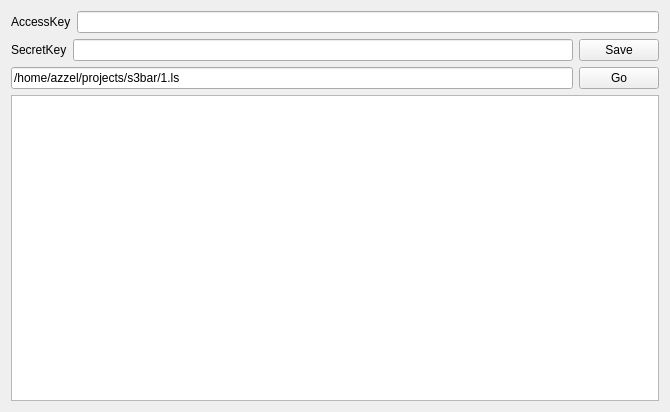
ephemerr/s3bar, file mainwindow.ui: the form before one commit.
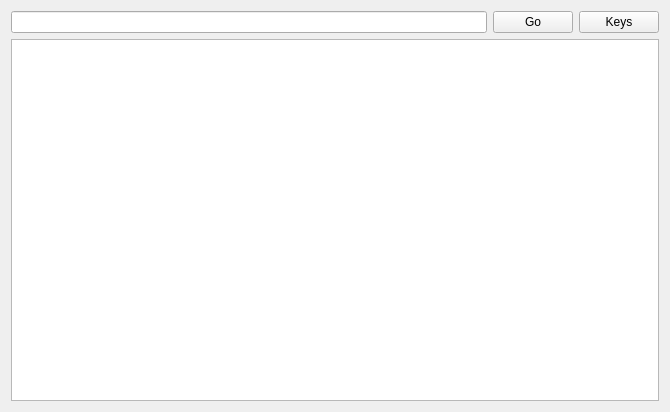
The form after the commit.

```diff
--- a/mainwindow.ui
+++ b/mainwindow.ui
@@ -15,47 +15,12 @@
   </property>
   <widget class="QWidget" name="centralWidget">
    <layout class="QVBoxLayout" name="verticalLayout">
-    <item>
-     <layout class="QHBoxLayout" name="horizontalLayout_4">
-      <item>
-       <widget class="QLabel" name="label_2">
-        <property name="text">
-         <string>AccessKey</string>
-        </property>
-       </widget>
-      </item>
-      <item>
-       <widget class="QLineEdit" name="lineEdit_2"/>
-      </item>
-     </layout>
-    </item>
-    <item>
-     <layout class="QHBoxLayout" name="horizontalLayout_3">
-      <item>
-       <widget class="QLabel" name="label">
-        <property name="text">
-         <string>SecretKey</string>
-        </property>
-       </widget>
-      </item>
-      <item>
-       <widget class="QLineEdit" name="lineEdit_3"/>
-      </item>
-      <item>
-       <widget class="QPushButton" name="pushButton_2">
-        <property name="text">
-         <string>Save</string>
-        </property>
-       </widget>
-      </item>
-     </layout>
-    </item>
     <item>
      <layout class="QHBoxLayout" name="horizontalLayout_2">
       <item>
        <widget class="QLineEdit" name="lineEdit">
         <property name="text">
-         <string>/home/azzel/projects/s3bar/1.ls</string>
+         <string/>
         </property>
        </widget>
       </item>
@@ -66,6 +31,13 @@
         </property>
        </widget>
       </item>
+      <item>
+       <widget class="QPushButton" name="pushButton_2">
+        <property name="text">
+         <string>Keys</string>
+        </property>
+       </widget>
+      </item>
      </layout>
     </item>
     <item>
```
